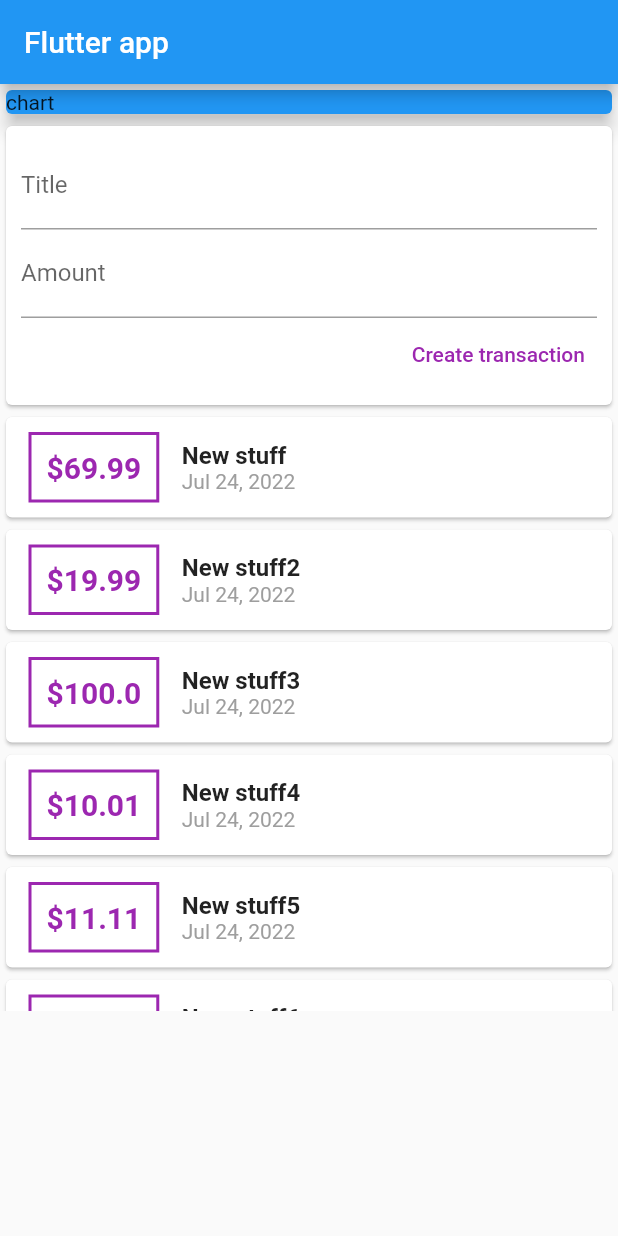
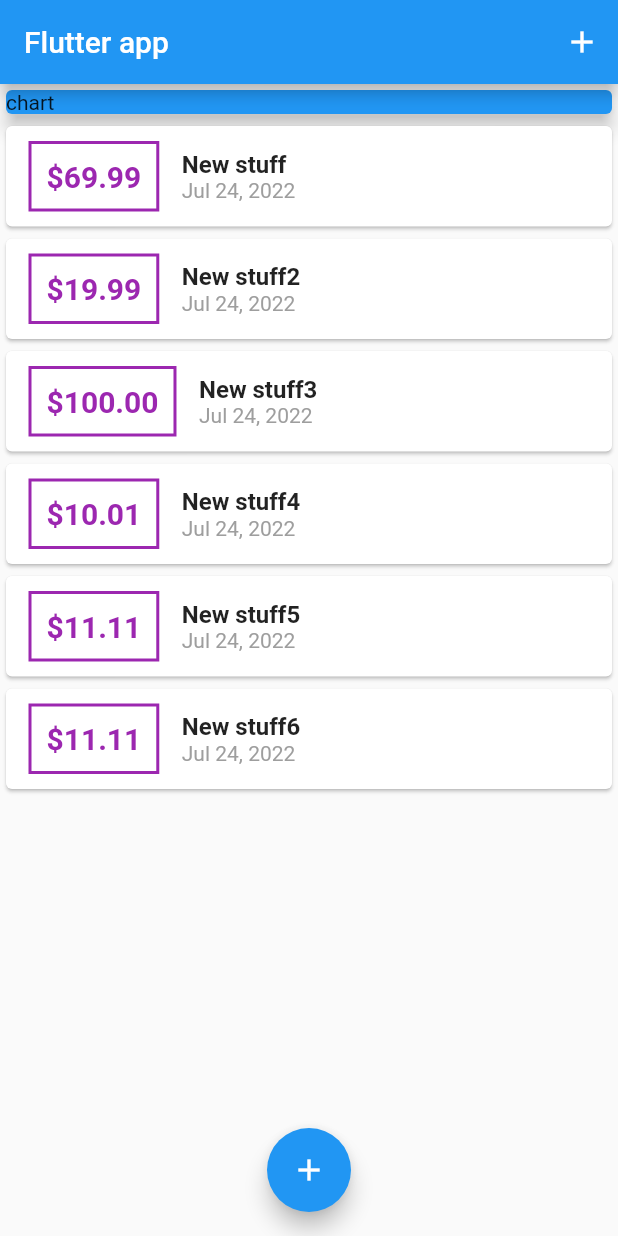
Before and after one commit to whisust/udemy-flutter, a Flutter app: the screen it shows after launch, on a phone screen of 412 x 824 dp. Run offline on Flutter 3.47's test engine with Material 2 defaults, Android fonts, the phone set to English and light mode, and no system bars.

Commit message:
Continue the expenses app up to lesson 95

```diff
--- a/expenses_app/lib/main.dart
+++ b/expenses_app/lib/main.dart
@@ -1,5 +1,10 @@
-import 'package:expenses_app/widgets/user_transactions.dart';
+import 'package:uuid/uuid.dart';
+
+import './widgets/new_transaction.dart';
+import './widgets/transaction_list.dart';
 import 'package:flutter/material.dart';
+
+import 'models/transaction.dart';
 
 void main() {
   runApp(const MyApp());
@@ -30,26 +35,76 @@ class MyApp extends StatelessWidget {
   }
 }
 
-class MyHomePage extends StatelessWidget {
+class MyHomePage extends StatefulWidget {
   MyHomePage({Key? key}) : super(key: key);
+
+  @override
+  State<MyHomePage> createState() => _MyHomePageState();
+}
+
+class _MyHomePageState extends State<MyHomePage> {
+  final uuid = Uuid();
+  final List<Transaction> _userTransactions = [
+    Transaction(
+        id: 'id1', title: 'New stuff', amount: 69.99, date: DateTime.now()),
+    Transaction(
+        id: 'id2', title: 'New stuff2', amount: 19.99, date: DateTime.now()),
+    Transaction(
+        id: 'id3', title: 'New stuff3', amount: 100, date: DateTime.now()),
+    Transaction(
+        id: 'id4', title: 'New stuff4', amount: 10.01, date: DateTime.now()),
+    Transaction(
+        id: 'id5', title: 'New stuff5', amount: 11.11, date: DateTime.now()),
+    Transaction(
+        id: 'id6', title: 'New stuff6', amount: 11.11, date: DateTime.now()),
+  ];
+
+  void _addTransaction(String title, double amount) {
+    final newTransaction = Transaction(
+        id: uuid.v4().toString(),
+        title: title,
+        amount: amount,
+        date: DateTime.now());
+    setState(() {
+      _userTransactions.add(newTransaction);
+    });
+  }
+
+  void _startAddNewTransaction(BuildContext context) {
+    showModalBottomSheet(
+        context: context,
+        builder: (_) {
+          return GestureDetector(
+              onTap: () {},
+              behavior: HitTestBehavior.opaque,
+              child: NewTransaction(addTransaction: _addTransaction));
+        });
+  }
 
   @override
   Widget build(BuildContext context) {
     return Scaffold(
-        appBar: AppBar(
-          title: const Text('Flutter app'),
-        ),
+      appBar: AppBar(title: const Text('Flutter app'), actions: [
+        IconButton(
+            onPressed: () => _startAddNewTransaction(context),
+            icon: const Icon(Icons.add))
+      ]),
       body: SingleChildScrollView(
           child: Column(
               mainAxisAlignment: MainAxisAlignment.start,
               crossAxisAlignment: CrossAxisAlignment.stretch,
-                children: const [
+              children: [
             SizedBox(
               width: double.infinity,
-                child: Card(
-                    color: Colors.blue, elevation: 5, child: Text('chart')),
+              child:
+                  Card(color: Colors.blue, elevation: 5, child: Text('chart')),
             ),
-              UserTransactions()
-            ])));
+            TransactionList(transactions: _userTransactions),
+          ])),
+      floatingActionButton: FloatingActionButton(
+          onPressed: () => _startAddNewTransaction(context),
+          child: Icon(Icons.add)),
+      floatingActionButtonLocation: FloatingActionButtonLocation.centerFloat,
+    );
   }
 }
--- a/expenses_app/lib/widgets/transaction_list.dart
+++ b/expenses_app/lib/widgets/transaction_list.dart
@@ -20,7 +20,7 @@ class TransactionList extends StatelessWidget {
                 border: Border.all(color: Colors.purple, width: 2)),
             padding: const EdgeInsets.all(10),
             child: Text(
-              '\$${tx.amount}',
+              '\$${tx.amount.toStringAsFixed(2)}',
               style: const TextStyle(
                 fontWeight: FontWeight.bold,
                 fontSize: 20,
@@ -46,7 +46,7 @@ class TransactionList extends StatelessWidget {
   @override
   Widget build(BuildContext context) {
     return Container(
-        height: 400,
+        height: 500,
         child: ListView.builder(
           itemBuilder: _itemBuilder,
           itemCount: transactions.length,
--- a/expenses_app/lib/widgets/user_transactions.dart
+++ /dev/null
@@ -1,50 +0,0 @@
-import 'package:flutter/material.dart';
-import 'package:uuid/uuid.dart';
-
-import '../models/transaction.dart';
-import './new_transaction.dart';
-import './transaction_list.dart';
-
-class UserTransactions extends StatefulWidget {
-  const UserTransactions({Key? key}) : super(key: key);
-
-  @override
-  State<UserTransactions> createState() => _UserTransactionsState();
-}
-
-class _UserTransactionsState extends State<UserTransactions> {
-  final uuid = Uuid();
-  final List<Transaction> _userTransactions = [
-    Transaction(
-        id: 'id1', title: 'New stuff', amount: 69.99, date: DateTime.now()),
-    Transaction(
-        id: 'id2', title: 'New stuff2', amount: 19.99, date: DateTime.now()),
-    Transaction(
-        id: 'id3', title: 'New stuff3', amount: 100, date: DateTime.now()),
-    Transaction(
-        id: 'id4', title: 'New stuff4', amount: 10.01, date: DateTime.now()),
-    Transaction(
-        id: 'id5', title: 'New stuff5', amount: 11.11, date: DateTime.now()),
-    Transaction(
-        id: 'id6', title: 'New stuff6', amount: 11.11, date: DateTime.now()),
-  ];
-
-  void _addTransaction(String title, double amount) {
-    final newTransaction = Transaction(
-        id: uuid.v4().toString(),
-        title: title,
-        amount: amount,
-        date: DateTime.now());
-    setState(() {
-      _userTransactions.add(newTransaction);
-    });
-  }
-
-  @override
-  Widget build(BuildContext context) {
-    return Column(children: [
-      NewTransaction(addTransaction: _addTransaction),
-      TransactionList(transactions: _userTransactions),
-    ]);
-  }
-}
```
Also changed, not shown: expenses_app/lib/widgets/new_transaction.dart (+26 -8 lines). Lines whose indentation alone changed are shown as unchanged.
